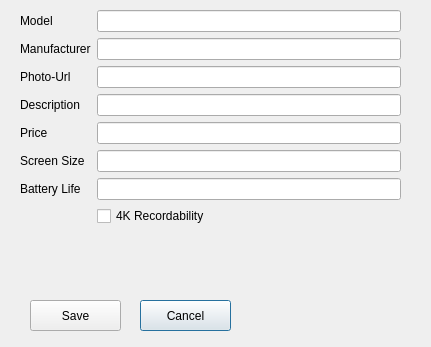
First picture: the form in addsmartphoneform.ui, repository mhortis/Eshop_QT, before the edit.
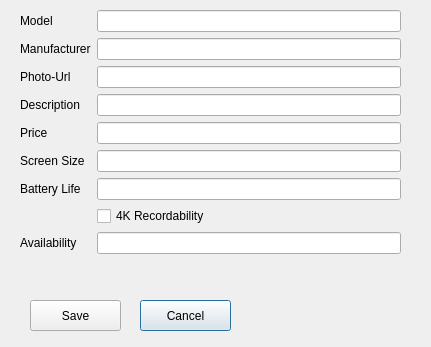
Second picture: the form after the edit.

```diff
--- a/addsmartphoneform.ui
+++ b/addsmartphoneform.ui
@@ -113,6 +113,16 @@
       </property>
      </widget>
     </item>
+    <item row="9" column="0">
+     <widget class="QLabel" name="availabilityLabel">
+      <property name="text">
+       <string>Availability</string>
+      </property>
+     </widget>
+    </item>
+    <item row="9" column="1">
+     <widget class="QLineEdit" name="availabilityLineEdit"/>
+    </item>
    </layout>
   </widget>
   <widget class="QPushButton" name="saveButton">
```
